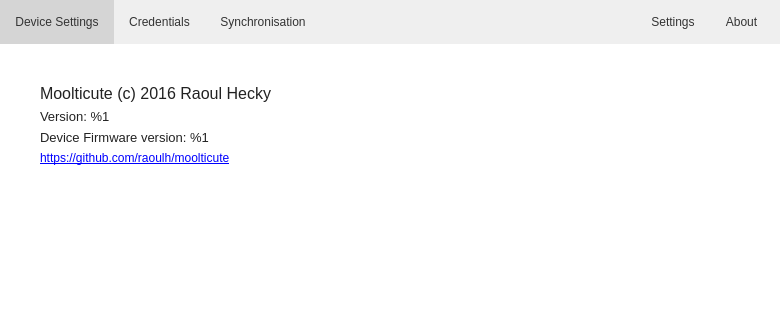
The window that src/MainWindow.ui (mooltipass/moolticute) describes before a commit, drawn with Qt 5; both pictures show x 0 to 780 and y 0 to 328 of the 780 by 524 pixel window.
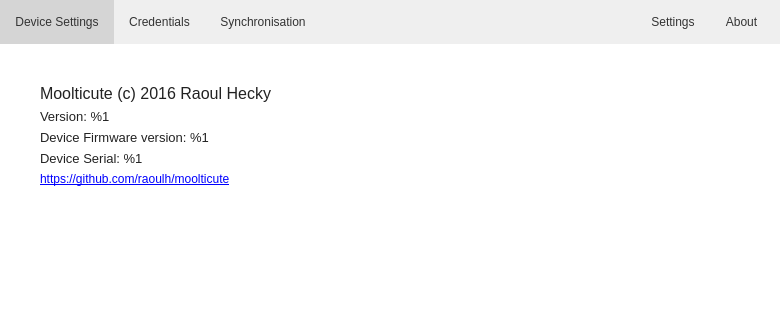
The same window after the commit. The open tabs and pages were chosen to show the change. Icons and pictures are not drawn. Custom widgets are drawn as their Qt base class.

Commit message: Display serial number in about. #13

What changed in the file:
```diff
--- a/src/MainWindow.ui
+++ b/src/MainWindow.ui
@@ -1541,6 +1541,18 @@
           </property>
          </widget>
         </item>
+        <item>
+         <widget class="QLabel" name="labelAbouHwSerial">
+          <property name="font">
+           <font>
+            <pointsize>10</pointsize>
+           </font>
+          </property>
+          <property name="text">
+           <string>Device Serial: %1</string>
+          </property>
+         </widget>
+        </item>
         <item>
          <widget class="QLabel" name="label_28">
           <property name="text">
```
Left out of the diff: 2 changed lines with no effect on the pictures. The commit also changes 6 other files.
